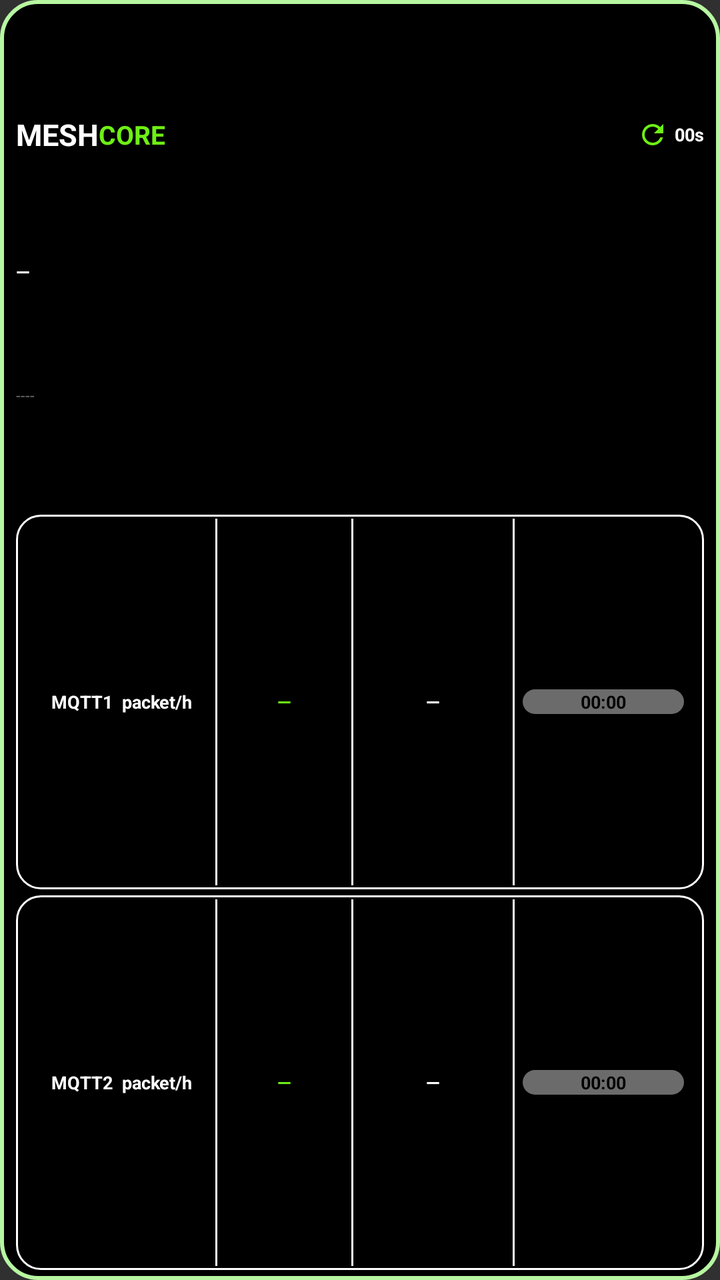
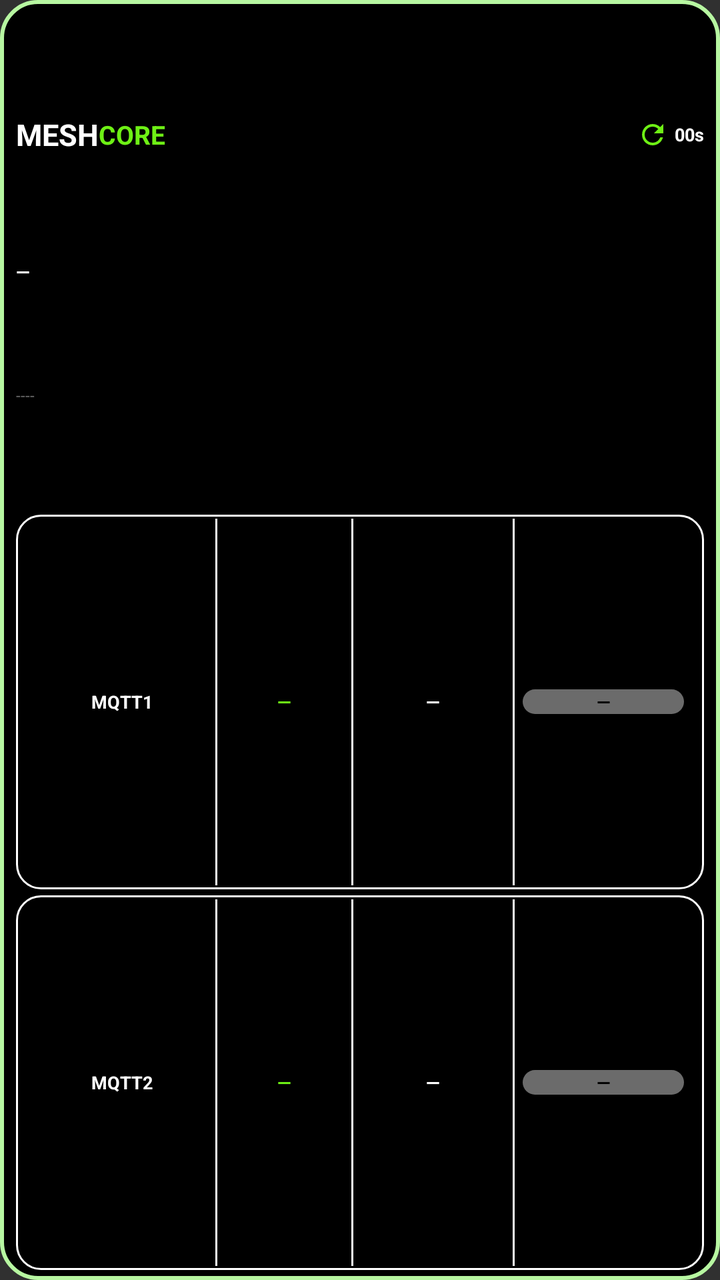

Before-and-after screenshots of an Android layout around one commit, followed by the original layout XML and the change that was made.
<!-- AndroidManifest.xml: application theme android:Theme.Material.NoActionBar -->
<!-- res/layout/widget_observer_compact.xml -->
<?xml version="1.0" encoding="utf-8"?>
<LinearLayout xmlns:android="http://schemas.android.com/apk/res/android"
    android:id="@+id/widget_root"
    android:layout_width="match_parent"
    android:layout_height="match_parent"
    android:orientation="vertical"
    android:paddingStart="8dp" android:paddingEnd="8dp" android:paddingTop="5dp" android:paddingBottom="5dp"
    android:background="@drawable/widget_bg">

    <LinearLayout android:layout_width="match_parent" android:layout_height="0dp" android:layout_weight="2"
        android:orientation="horizontal" android:gravity="center_vertical">
        <TextView android:layout_width="wrap_content" android:layout_height="wrap_content" android:text="MESH" android:textColor="#FFFFFF" android:textStyle="bold" android:textSize="15sp" android:maxLines="1"/>
        <TextView android:layout_width="wrap_content" android:layout_height="wrap_content" android:text="CORE" android:textColor="#6EF015" android:textStyle="bold" android:textSize="13sp" android:maxLines="1"/>
        <FrameLayout android:layout_width="0dp" android:layout_height="1dp" android:layout_weight="1"/>
        <ImageView android:id="@+id/refresh_icon" android:layout_width="16dp" android:layout_height="16dp" android:layout_marginStart="6dp"
            android:src="@drawable/ic_refresh" android:contentDescription="@null"/>
        <ProgressBar android:id="@+id/refresh_spinner" style="?android:attr/progressBarStyleSmall"
            android:layout_width="16dp" android:layout_height="16dp" android:indeterminate="true"
            android:indeterminateTint="#FFFF9500" android:visibility="gone"/>
        <TextView android:id="@+id/interval_text" android:layout_width="wrap_content" android:layout_height="wrap_content"
            android:layout_marginStart="3dp" android:textColor="#FFFFFF" android:textStyle="bold" android:textSize="9sp" android:maxLines="1" android:text="00s"/>
    </LinearLayout>

    <LinearLayout android:layout_width="match_parent" android:layout_height="0dp" android:layout_weight="2"
        android:orientation="vertical" android:gravity="center_vertical">
        <TextView android:id="@+id/obs_name" android:layout_width="match_parent" android:layout_height="0dp" android:layout_weight="1"
            android:text="—" android:textColor="#FFFFFF" android:textStyle="bold" android:textSize="9sp" android:maxLines="1" android:ellipsize="end"/>
        <TextView android:id="@+id/obs_hash" android:layout_width="match_parent" android:layout_height="0dp" android:layout_weight="1"
            android:text="----" android:textColor="#6B6B6B" android:textSize="8sp" android:maxLines="1" android:ellipsize="end"/>
    </LinearLayout>

    <LinearLayout android:layout_width="match_parent" android:layout_height="0dp" android:layout_weight="3"
        android:layout_marginTop="3dp" android:orientation="horizontal" android:gravity="center_vertical"
        android:background="@drawable/card_outline" android:paddingStart="6dp" android:paddingEnd="6dp" android:paddingTop="2dp" android:paddingBottom="2dp">
        <LinearLayout android:layout_width="0dp" android:layout_height="wrap_content" android:layout_weight="3.5" android:orientation="vertical">
            <TextView android:layout_width="match_parent" android:layout_height="wrap_content" android:id="@+id/m1_title" android:text="MQTT1  packet/h" android:textColor="#FFFFFF" android:textStyle="bold" android:gravity="center" android:textSize="9sp" android:maxLines="1"/>
        </LinearLayout>
        <FrameLayout android:layout_width="1dp" android:layout_height="match_parent" android:background="#FFFFFF"/>
        <TextView android:id="@+id/m1_hour" android:layout_width="0dp" android:layout_height="wrap_content" android:layout_weight="2.5" android:gravity="center" android:text="—" android:textColor="#6EF015" android:textStyle="bold" android:textSize="9sp" android:maxLines="1" android:autoSizeTextType="uniform" android:autoSizeMinTextSize="5sp" android:autoSizeMaxTextSize="9sp" android:autoSizeStepGranularity="1sp"/>
        <LinearLayout android:id="@+id/m1_total_col" android:layout_width="0dp" android:layout_height="match_parent" android:layout_weight="3" android:orientation="horizontal" android:gravity="center_vertical">
            <FrameLayout android:layout_width="1dp" android:layout_height="match_parent" android:background="#FFFFFF"/>
            <TextView android:id="@+id/m1_total" android:layout_width="0dp" android:layout_height="wrap_content" android:layout_weight="1" android:gravity="center" android:text="—" android:textColor="#FFFFFF" android:textStyle="bold" android:textSize="9sp" android:maxLines="1" android:autoSizeTextType="uniform" android:autoSizeMinTextSize="5sp" android:autoSizeMaxTextSize="9sp" android:autoSizeStepGranularity="1sp"/>
        </LinearLayout>
        <FrameLayout android:layout_width="1dp" android:layout_height="match_parent" android:background="#FFFFFF"/>
        <Chronometer android:id="@+id/m1_last" android:layout_width="0dp" android:layout_height="wrap_content" android:layout_weight="3" android:layout_marginStart="4dp" android:layout_marginEnd="4dp" android:gravity="center" android:background="@drawable/pill_gray" android:text="—" android:textColor="#000000" android:textStyle="bold" android:textSize="9sp" android:maxLines="1" android:autoSizeTextType="uniform" android:autoSizeMinTextSize="7sp" android:autoSizeMaxTextSize="9sp" android:autoSizeStepGranularity="1sp" android:format="%s" />
    </LinearLayout>

    <LinearLayout android:layout_width="match_parent" android:layout_height="0dp" android:layout_weight="3"
        android:layout_marginTop="3dp" android:orientation="horizontal" android:gravity="center_vertical"
        android:background="@drawable/card_outline" android:paddingStart="6dp" android:paddingEnd="6dp" android:paddingTop="2dp" android:paddingBottom="2dp">
        <LinearLayout android:layout_width="0dp" android:layout_height="wrap_content" android:layout_weight="3.5" android:orientation="vertical">
            <TextView android:layout_width="match_parent" android:layout_height="wrap_content" android:id="@+id/m2_title" android:text="MQTT2  packet/h" android:textColor="#FFFFFF" android:textStyle="bold" android:gravity="center" android:textSize="9sp" android:maxLines="1" android:autoSizeTextType="uniform" android:autoSizeMinTextSize="7sp" android:autoSizeMaxTextSize="9sp" android:autoSizeStepGranularity="1sp"/>
        </LinearLayout>
        <FrameLayout android:layout_width="1dp" android:layout_height="match_parent" android:background="#FFFFFF"/>
        <TextView android:id="@+id/m2_hour" android:layout_width="0dp" android:layout_height="wrap_content" android:layout_weight="2.5" android:gravity="center" android:text="—" android:textColor="#6EF015" android:textStyle="bold" android:textSize="9sp" android:maxLines="1" android:autoSizeTextType="uniform" android:autoSizeMinTextSize="5sp" android:autoSizeMaxTextSize="9sp" android:autoSizeStepGranularity="1sp"/>
        <LinearLayout android:id="@+id/m2_total_col" android:layout_width="0dp" android:layout_height="match_parent" android:layout_weight="3" android:orientation="horizontal" android:gravity="center_vertical">
            <FrameLayout android:layout_width="1dp" android:layout_height="match_parent" android:background="#FFFFFF"/>
            <TextView android:id="@+id/m2_total" android:layout_width="0dp" android:layout_height="wrap_content" android:layout_weight="1" android:gravity="center" android:text="—" android:textColor="#FFFFFF" android:textStyle="bold" android:textSize="9sp" android:maxLines="1" android:autoSizeTextType="uniform" android:autoSizeMinTextSize="5sp" android:autoSizeMaxTextSize="9sp" android:autoSizeStepGranularity="1sp"/>
        </LinearLayout>
        <FrameLayout android:layout_width="1dp" android:layout_height="match_parent" android:background="#FFFFFF"/>
        <Chronometer android:id="@+id/m2_last" android:layout_width="0dp" android:layout_height="wrap_content" android:layout_weight="3" android:layout_marginStart="4dp" android:layout_marginEnd="4dp" android:gravity="center" android:background="@drawable/pill_gray" android:text="—" android:textColor="#000000" android:textStyle="bold" android:textSize="9sp" android:maxLines="1" android:autoSizeTextType="uniform" android:autoSizeMinTextSize="7sp" android:autoSizeMaxTextSize="9sp" android:autoSizeStepGranularity="1sp" android:format="%s" />
    </LinearLayout>
</LinearLayout>
<!-- resources referenced by this layout -->
<resources>
  <!-- drawable card_outline (drawable) -->
  <?xml version="1.0" encoding="utf-8"?>
  <shape xmlns:android="http://schemas.android.com/apk/res/android" android:shape="rectangle">
      <solid android:color="#000000"/>
      <stroke android:width="1dp" android:color="#FFFFFF"/>
      <corners android:radius="12dp"/>
  </shape>
  <!-- drawable ic_refresh (drawable) -->
  <?xml version="1.0" encoding="utf-8"?>
  <vector xmlns:android="http://schemas.android.com/apk/res/android" android:width="24dp" android:height="24dp" android:viewportWidth="24" android:viewportHeight="24">
      <path android:fillColor="#6EF015" android:pathData="M17.65,6.35C16.2,4.9 14.21,4 12,4c-4.42,0 -7.99,3.58 -7.99,8s3.57,8 7.99,8c3.73,0 6.84,-2.55 7.73,-6h-2.08c-0.82,2.33 -3.04,4 -5.65,4 -3.31,0 -6,-2.69 -6,-6s2.69,-6 6,-6c1.66,0 3.14,0.69 4.22,1.78L13,11h7V4l-2.35,2.35z"/>
  </vector>
  <!-- drawable pill_gray (drawable) -->
  <?xml version="1.0" encoding="utf-8"?>
  <shape xmlns:android="http://schemas.android.com/apk/res/android" android:shape="rectangle">
      <solid android:color="#6B6B6B"/>
      <corners android:radius="11dp"/>
  </shape>
  <!-- drawable widget_bg (drawable) -->
  <?xml version="1.0" encoding="utf-8"?>
  <shape xmlns:android="http://schemas.android.com/apk/res/android" android:shape="rectangle">
      <solid android:color="#000000"/>
      <stroke android:width="2dp" android:color="#B7F7A1"/>
      <corners android:radius="18dp"/>
  </shape>
</resources>

<!-- the commit's change to res/layout/widget_observer_compact.xml (unified diff, before → after) -->
@@ -18,7 +18,7 @@
             android:layout_width="16dp" android:layout_height="16dp" android:indeterminate="true"
             android:indeterminateTint="#FFFF9500" android:visibility="gone"/>
         <TextView android:id="@+id/interval_text" android:layout_width="wrap_content" android:layout_height="wrap_content"
-            android:layout_marginStart="3dp" android:textColor="#FFFFFF" android:textStyle="bold" android:textSize="9sp" android:maxLines="1" android:text="00s"/>
+            android:layout_marginStart="3dp" android:text="00s" android:textColor="#FFFFFF" android:textStyle="bold" android:textSize="9sp" android:maxLines="1"/>
     </LinearLayout>
 
     <LinearLayout android:layout_width="match_parent" android:layout_height="0dp" android:layout_weight="2"
@@ -33,7 +33,7 @@
         android:layout_marginTop="3dp" android:orientation="horizontal" android:gravity="center_vertical"
         android:background="@drawable/card_outline" android:paddingStart="6dp" android:paddingEnd="6dp" android:paddingTop="2dp" android:paddingBottom="2dp">
         <LinearLayout android:layout_width="0dp" android:layout_height="wrap_content" android:layout_weight="3.5" android:orientation="vertical">
-            <TextView android:layout_width="match_parent" android:layout_height="wrap_content" android:id="@+id/m1_title" android:text="MQTT1  packet/h" android:textColor="#FFFFFF" android:textStyle="bold" android:gravity="center" android:textSize="9sp" android:maxLines="1"/>
+            <TextView android:layout_width="match_parent" android:layout_height="wrap_content" android:id="@+id/m1_title" android:text="MQTT1" android:textColor="#FFFFFF" android:textStyle="bold" android:gravity="center" android:textSize="9sp" android:maxLines="1"/>
         </LinearLayout>
         <FrameLayout android:layout_width="1dp" android:layout_height="match_parent" android:background="#FFFFFF"/>
         <TextView android:id="@+id/m1_hour" android:layout_width="0dp" android:layout_height="wrap_content" android:layout_weight="2.5" android:gravity="center" android:text="—" android:textColor="#6EF015" android:textStyle="bold" android:textSize="9sp" android:maxLines="1" android:autoSizeTextType="uniform" android:autoSizeMinTextSize="5sp" android:autoSizeMaxTextSize="9sp" android:autoSizeStepGranularity="1sp"/>
@@ -42,14 +42,14 @@
             <TextView android:id="@+id/m1_total" android:layout_width="0dp" android:layout_height="wrap_content" android:layout_weight="1" android:gravity="center" android:text="—" android:textColor="#FFFFFF" android:textStyle="bold" android:textSize="9sp" android:maxLines="1" android:autoSizeTextType="uniform" android:autoSizeMinTextSize="5sp" android:autoSizeMaxTextSize="9sp" android:autoSizeStepGranularity="1sp"/>
         </LinearLayout>
         <FrameLayout android:layout_width="1dp" android:layout_height="match_parent" android:background="#FFFFFF"/>
-        <Chronometer android:id="@+id/m1_last" android:layout_width="0dp" android:layout_height="wrap_content" android:layout_weight="3" android:layout_marginStart="4dp" android:layout_marginEnd="4dp" android:gravity="center" android:background="@drawable/pill_gray" android:text="—" android:textColor="#000000" android:textStyle="bold" android:textSize="9sp" android:maxLines="1" android:autoSizeTextType="uniform" android:autoSizeMinTextSize="7sp" android:autoSizeMaxTextSize="9sp" android:autoSizeStepGranularity="1sp" android:format="%s" />
+        <TextView android:id="@+id/m1_last" android:layout_width="0dp" android:layout_height="wrap_content" android:layout_weight="3" android:layout_marginStart="4dp" android:layout_marginEnd="4dp" android:gravity="center" android:background="@drawable/pill_gray" android:text="—" android:textColor="#000000" android:textStyle="bold" android:textSize="9sp" android:maxLines="1" android:autoSizeTextType="uniform" android:autoSizeMinTextSize="7sp" android:autoSizeMaxTextSize="9sp" android:autoSizeStepGranularity="1sp"/>
     </LinearLayout>
 
     <LinearLayout android:layout_width="match_parent" android:layout_height="0dp" android:layout_weight="3"
         android:layout_marginTop="3dp" android:orientation="horizontal" android:gravity="center_vertical"
         android:background="@drawable/card_outline" android:paddingStart="6dp" android:paddingEnd="6dp" android:paddingTop="2dp" android:paddingBottom="2dp">
         <LinearLayout android:layout_width="0dp" android:layout_height="wrap_content" android:layout_weight="3.5" android:orientation="vertical">
-            <TextView android:layout_width="match_parent" android:layout_height="wrap_content" android:id="@+id/m2_title" android:text="MQTT2  packet/h" android:textColor="#FFFFFF" android:textStyle="bold" android:gravity="center" android:textSize="9sp" android:maxLines="1" android:autoSizeTextType="uniform" android:autoSizeMinTextSize="7sp" android:autoSizeMaxTextSize="9sp" android:autoSizeStepGranularity="1sp"/>
+            <TextView android:layout_width="match_parent" android:layout_height="wrap_content" android:id="@+id/m2_title" android:text="MQTT2" android:textColor="#FFFFFF" android:textStyle="bold" android:gravity="center" android:textSize="9sp" android:maxLines="1" android:autoSizeTextType="uniform" android:autoSizeMinTextSize="7sp" android:autoSizeMaxTextSize="9sp" android:autoSizeStepGranularity="1sp"/>
         </LinearLayout>
         <FrameLayout android:layout_width="1dp" android:layout_height="match_parent" android:background="#FFFFFF"/>
         <TextView android:id="@+id/m2_hour" android:layout_width="0dp" android:layout_height="wrap_content" android:layout_weight="2.5" android:gravity="center" android:text="—" android:textColor="#6EF015" android:textStyle="bold" android:textSize="9sp" android:maxLines="1" android:autoSizeTextType="uniform" android:autoSizeMinTextSize="5sp" android:autoSizeMaxTextSize="9sp" android:autoSizeStepGranularity="1sp"/>
@@ -58,6 +58,6 @@
             <TextView android:id="@+id/m2_total" android:layout_width="0dp" android:layout_height="wrap_content" android:layout_weight="1" android:gravity="center" android:text="—" android:textColor="#FFFFFF" android:textStyle="bold" android:textSize="9sp" android:maxLines="1" android:autoSizeTextType="uniform" android:autoSizeMinTextSize="5sp" android:autoSizeMaxTextSize="9sp" android:autoSizeStepGranularity="1sp"/>
         </LinearLayout>
         <FrameLayout android:layout_width="1dp" android:layout_height="match_parent" android:background="#FFFFFF"/>
-        <Chronometer android:id="@+id/m2_last" android:layout_width="0dp" android:layout_height="wrap_content" android:layout_weight="3" android:layout_marginStart="4dp" android:layout_marginEnd="4dp" android:gravity="center" android:background="@drawable/pill_gray" android:text="—" android:textColor="#000000" android:textStyle="bold" android:textSize="9sp" android:maxLines="1" android:autoSizeTextType="uniform" android:autoSizeMinTextSize="7sp" android:autoSizeMaxTextSize="9sp" android:autoSizeStepGranularity="1sp" android:format="%s" />
+        <TextView android:id="@+id/m2_last" android:layout_width="0dp" android:layout_height="wrap_content" android:layout_weight="3" android:layout_marginStart="4dp" android:layout_marginEnd="4dp" android:gravity="center" android:background="@drawable/pill_gray" android:text="—" android:textColor="#000000" android:textStyle="bold" android:textSize="9sp" android:maxLines="1" android:autoSizeTextType="uniform" android:autoSizeMinTextSize="7sp" android:autoSizeMaxTextSize="9sp" android:autoSizeStepGranularity="1sp"/>
     </LinearLayout>
 </LinearLayout>
